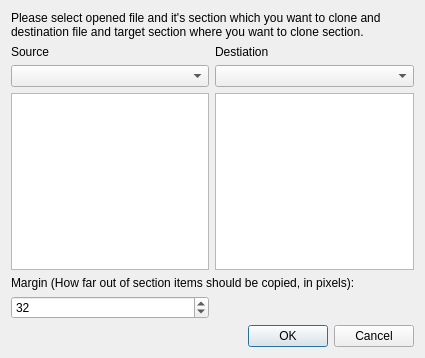
This is Editor/editing/edit_level/lvl_clone_section.ui in WohlSoft/Moondust-Project as Qt 5 draws it before an edit. The edited form follows.
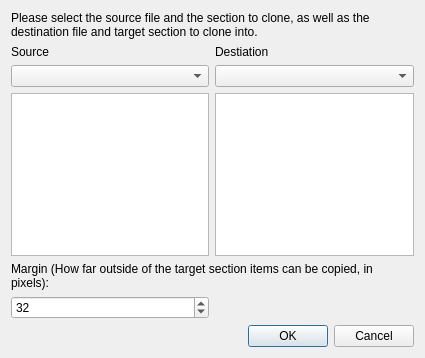
This is the edited form. Icons and pictures are not drawn.

Commit message: Editor: Apply James's proofreads as source strings without breaking existing translations! (Had to use Atom's replace search)

Patch:
```diff
--- a/Editor/editing/edit_level/lvl_clone_section.ui
+++ b/Editor/editing/edit_level/lvl_clone_section.ui
@@ -27,7 +27,7 @@
    <item row="5" column="0" colspan="2">
     <widget class="QLabel" name="label_4">
      <property name="text">
-      <string>Margin (How far out of section items should be copied, in pixels):</string>
+      <string>Margin (How far outside of the target section items can be copied, in pixels):</string>
      </property>
      <property name="wordWrap">
       <bool>true</bool>
@@ -54,7 +54,7 @@
    <item row="0" column="0" colspan="2">
     <widget class="QLabel" name="label_3">
      <property name="text">
-      <string>Please select opened file and it's section which you want to clone and destination file and target section where you want to clone section.</string>
+      <string>Please select the source file and the section to clone, as well as the destination file and target section to clone into.</string>
      </property>
      <property name="alignment">
       <set>Qt::AlignLeading|Qt::AlignLeft|Qt::AlignTop</set>
```
The commit also changes 86 other files.
